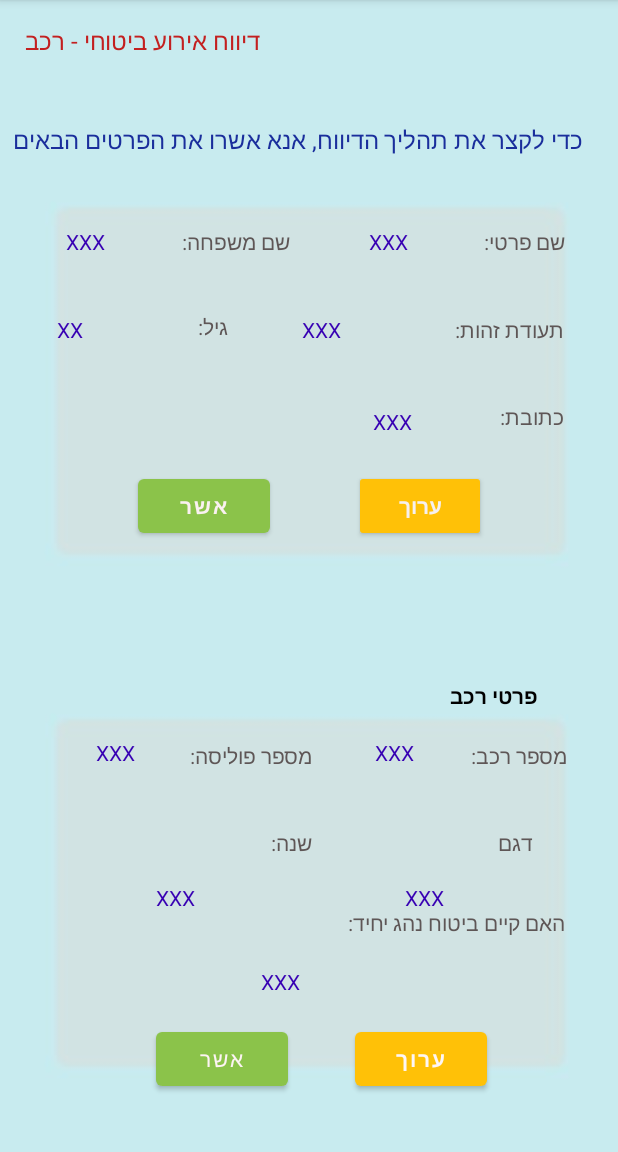
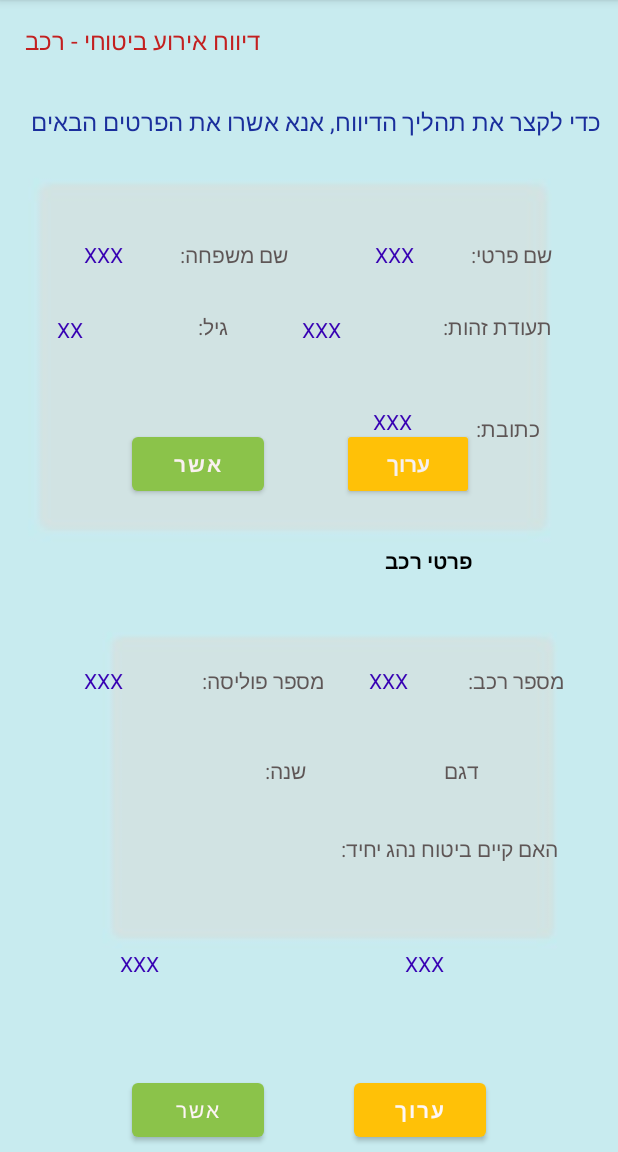
Before and after one commit to ran6996/HackIDC2021, an Android app: the personal_details screen opened directly, with no data from a screen before it, on a phone screen of 412 x 824 dp, the part 84-1236 px from its top. Run offline under Robolectric (Android 15) with nearby library versions, the light colour scheme and no system bars.

Commit message:
gil 3rd page

```diff
--- a/app/src/main/res/layout/activity_choose_subject.xml
+++ b/app/src/main/res/layout/activity_choose_subject.xml
@@ -77,37 +77,37 @@
         android:layout_height="102dp"
         android:layout_marginStart="5dp"
         android:layout_marginLeft="5dp"
-        android:layout_marginTop="38dp"
+        android:layout_marginTop="251dp"
         android:importantForAccessibility="no"
         app:layout_constraintStart_toStartOf="parent"
-        app:layout_constraintTop_toBottomOf="@+id/textView8"
+        app:layout_constraintTop_toTopOf="parent"
         app:srcCompat="@drawable/car" />
 
     <ImageView
         android:id="@+id/imageView2"
         android:layout_width="127dp"
         android:layout_height="101dp"
-        android:layout_marginTop="38dp"
+        android:layout_marginTop="251dp"
         android:layout_marginEnd="18dp"
         android:layout_marginRight="18dp"
         android:contentDescription="@string/imim"
         android:importantForAccessibility="no"
         app:layout_constraintEnd_toStartOf="@+id/imageView3"
         app:layout_constraintStart_toEndOf="@+id/imageView"
-        app:layout_constraintTop_toBottomOf="@+id/textView8"
+        app:layout_constraintTop_toTopOf="parent"
         app:srcCompat="@drawable/doc" />
 
     <ImageView
         android:id="@+id/imageView3"
         android:layout_width="117dp"
         android:layout_height="102dp"
-        android:layout_marginTop="37dp"
+        android:layout_marginTop="251dp"
         android:layout_marginEnd="10dp"
         android:layout_marginRight="10dp"
         android:contentDescription="@string/amam"
         android:importantForAccessibility="no"
         app:layout_constraintEnd_toEndOf="parent"
-        app:layout_constraintTop_toBottomOf="@+id/textView8"
+        app:layout_constraintTop_toTopOf="parent"
         app:srcCompat="@drawable/home" />
 
     <TextView
--- a/app/src/main/res/layout/activity_main.xml
+++ b/app/src/main/res/layout/activity_main.xml
@@ -18,7 +18,7 @@
         android:layout_marginRight="143dp"
         android:fontFamily="sans-serif-condensed"
         android:text="@string/event_report"
-        android:textColor="#CA1E1E"
+        android:textColor="#2196F3"
         android:textSize="24sp"
         app:layout_constraintEnd_toEndOf="parent"
         app:layout_constraintStart_toStartOf="parent"
--- a/app/src/main/res/layout/activity_personal_details.xml
+++ b/app/src/main/res/layout/activity_personal_details.xml
@@ -24,9 +24,9 @@
         android:id="@+id/textView10"
         android:layout_width="wrap_content"
         android:layout_height="wrap_content"
-        android:layout_marginTop="44dp"
-        android:layout_marginEnd="24dp"
-        android:layout_marginRight="24dp"
+        android:layout_marginTop="32dp"
+        android:layout_marginEnd="12dp"
+        android:layout_marginRight="12dp"
         android:text="@string/ac"
         android:textColor="#1A2E9C"
         android:textSize="16sp"
@@ -37,29 +37,21 @@
         android:id="@+id/imageView9"
         android:layout_width="wrap_content"
         android:layout_height="wrap_content"
-        android:layout_marginTop="8dp"
+        android:layout_marginTop="4dp"
+        android:layout_marginEnd="12dp"
+        android:layout_marginRight="12dp"
+        android:contentDescription="@string/ae"
         app:layout_constraintEnd_toEndOf="parent"
         app:layout_constraintTop_toBottomOf="@+id/textView10"
-        app:srcCompat="@drawable/par"
-        android:contentDescription="@string/ae" />
-
-    <ImageView
-        android:id="@+id/imageView10"
-        android:layout_width="wrap_content"
-        android:layout_height="wrap_content"
-        android:layout_marginTop="52dp"
-        android:contentDescription="@string/aj"
-        app:layout_constraintEnd_toEndOf="parent"
-        app:layout_constraintTop_toBottomOf="@+id/imageView9"
         app:srcCompat="@drawable/par" />
 
     <TextView
         android:id="@+id/textView12"
         android:layout_width="wrap_content"
         android:layout_height="wrap_content"
-        android:layout_marginTop="151dp"
-        android:layout_marginEnd="35dp"
-        android:layout_marginRight="35dp"
+        android:layout_marginTop="160dp"
+        android:layout_marginEnd="44dp"
+        android:layout_marginRight="44dp"
         android:text="@string/e"
         android:textColor="#5E5656"
         app:layout_constraintEnd_toEndOf="parent"
@@ -69,9 +61,9 @@
         android:id="@+id/textView13"
         android:layout_width="wrap_content"
         android:layout_height="wrap_content"
-        android:layout_marginStart="121dp"
-        android:layout_marginLeft="121dp"
-        android:layout_marginTop="151dp"
+        android:layout_marginStart="120dp"
+        android:layout_marginLeft="120dp"
+        android:layout_marginTop="160dp"
         android:text="@string/g"
         android:textColor="#5E5656"
         app:layout_constraintStart_toStartOf="parent"
@@ -81,9 +73,9 @@
         android:id="@+id/textView15"
         android:layout_width="wrap_content"
         android:layout_height="wrap_content"
-        android:layout_marginTop="210dp"
-        android:layout_marginEnd="36dp"
-        android:layout_marginRight="36dp"
+        android:layout_marginTop="208dp"
+        android:layout_marginEnd="44dp"
+        android:layout_marginRight="44dp"
         android:text="@string/h"
         android:textColor="#5E5656"
         app:layout_constraintEnd_toEndOf="parent"
@@ -105,9 +97,9 @@
         android:id="@+id/textView17"
         android:layout_width="wrap_content"
         android:layout_height="wrap_content"
-        android:layout_marginTop="268dp"
-        android:layout_marginEnd="36dp"
-        android:layout_marginRight="36dp"
+        android:layout_marginTop="276dp"
+        android:layout_marginEnd="52dp"
+        android:layout_marginRight="52dp"
         android:text="@string/i"
         android:textColor="#5E5656"
         app:layout_constraintEnd_toEndOf="parent"
@@ -117,9 +109,9 @@
         android:id="@+id/button7"
         android:layout_width="wrap_content"
         android:layout_height="wrap_content"
-        android:layout_marginStart="92dp"
-        android:layout_marginLeft="92dp"
-        android:layout_marginBottom="92dp"
+        android:layout_marginStart="88dp"
+        android:layout_marginLeft="88dp"
+        android:layout_marginBottom="56dp"
         android:text="@string/j"
         android:textColor="#FAF1F1"
         android:textStyle="bold"
@@ -132,9 +124,9 @@
         style="@style/Widget.AppCompat.Button.Colored"
         android:layout_width="wrap_content"
         android:layout_height="wrap_content"
-        android:layout_marginEnd="88dp"
-        android:layout_marginRight="88dp"
-        android:layout_marginBottom="92dp"
+        android:layout_marginEnd="96dp"
+        android:layout_marginRight="96dp"
+        android:layout_marginBottom="56dp"
         android:text="@string/k"
         android:textColor="#F6F0F0"
         android:textStyle="bold"
@@ -144,41 +136,12 @@
         app:layout_constraintEnd_toEndOf="parent"
         app:rippleColor="#BD2121" />
 
-    <Button
-        android:id="@+id/button9"
-        android:layout_width="wrap_content"
-        android:layout_height="wrap_content"
-        android:layout_marginEnd="87dp"
-        android:layout_marginRight="87dp"
-        android:layout_marginBottom="38dp"
-        android:text="@string/c"
-        android:textColor="#FDF6F6"
-        android:textStyle="bold"
-        app:backgroundTint="#FFC107"
-        app:layout_constraintBottom_toBottomOf="parent"
-        app:layout_constraintEnd_toEndOf="parent"
-        app:strokeColor="#FFC107" />
-
-    <Button
-        android:id="@+id/button10"
-        android:layout_width="wrap_content"
-        android:layout_height="wrap_content"
-        android:layout_marginStart="104dp"
-        android:layout_marginLeft="104dp"
-        android:layout_marginBottom="38dp"
-        android:text="@string/ab"
-        android:textColor="#FDF4F4"
-        app:backgroundTint="#8BC34A"
-        app:iconTint="#EDE4E4"
-        app:layout_constraintBottom_toBottomOf="parent"
-        app:layout_constraintStart_toStartOf="parent" />
-
     <TextView
         android:id="@+id/textView19"
         android:layout_width="wrap_content"
         android:layout_height="wrap_content"
-        android:layout_marginStart="273dp"
-        android:layout_marginLeft="273dp"
+        android:layout_marginStart="236dp"
+        android:layout_marginLeft="236dp"
         android:layout_marginTop="10dp"
         android:layout_marginBottom="697dp"
         android:text="@string/s"
@@ -186,88 +149,16 @@
         android:textStyle="bold"
         app:layout_constraintBottom_toBottomOf="parent"
         app:layout_constraintStart_toStartOf="parent"
-        app:layout_constraintTop_toBottomOf="@+id/textView10" />
-
-    <TextView
-        android:id="@+id/textView25"
-        android:layout_width="wrap_content"
-        android:layout_height="wrap_content"
-        android:layout_marginTop="605dp"
-        android:layout_marginEnd="35dp"
-        android:layout_marginRight="35dp"
-        android:text="@string/w"
-        android:textColor="#5E5656"
-        app:layout_constraintEnd_toEndOf="parent"
-        app:layout_constraintTop_toTopOf="parent" />
-
-    <TextView
-        android:id="@+id/textView22"
-        android:layout_width="wrap_content"
-        android:layout_height="wrap_content"
-        android:layout_marginTop="494dp"
-        android:layout_marginEnd="34dp"
-        android:layout_marginRight="34dp"
-        android:text="@string/q"
-        android:textColor="#5E5656"
-        app:layout_constraintEnd_toEndOf="parent"
-        app:layout_constraintTop_toTopOf="parent" />
-
-    <TextView
-        android:id="@+id/textView20"
-        android:layout_width="wrap_content"
-        android:layout_height="wrap_content"
-        android:layout_marginStart="299dp"
-        android:layout_marginLeft="299dp"
-        android:layout_marginTop="454dp"
-        android:text="@string/m"
-        android:textColor="@color/black"
-        android:textStyle="bold"
-        app:layout_constraintStart_toStartOf="parent"
-        app:layout_constraintTop_toTopOf="parent" />
-
-    <TextView
-        android:id="@+id/textView24"
-        android:layout_width="wrap_content"
-        android:layout_height="wrap_content"
-        android:layout_marginTop="494dp"
-        android:layout_marginEnd="204dp"
-        android:layout_marginRight="204dp"
-        android:text="@string/f"
-        android:textColor="#5E5656"
-        app:layout_constraintEnd_toEndOf="parent"
-        app:layout_constraintTop_toTopOf="parent" />
-
-    <TextView
-        android:id="@+id/textView23"
-        android:layout_width="wrap_content"
-        android:layout_height="wrap_content"
-        android:layout_marginTop="552dp"
-        android:layout_marginEnd="204dp"
-        android:layout_marginRight="204dp"
-        android:text="@string/v"
-        android:textColor="#5E5656"
-        app:layout_constraintEnd_toEndOf="parent"
-        app:layout_constraintTop_toTopOf="parent" />
-
-    <TextView
-        android:id="@+id/textView21"
-        android:layout_width="wrap_content"
-        android:layout_height="wrap_content"
-        android:layout_marginStart="332dp"
-        android:layout_marginLeft="332dp"
-        android:layout_marginTop="552dp"
-        android:text="@string/ad"
-        android:textColor="#5E5656"
-        app:layout_constraintStart_toStartOf="parent"
-        app:layout_constraintTop_toTopOf="parent" />
+        app:layout_constraintTop_toBottomOf="@+id/textView10"
+        app:layout_constraintVertical_bias="0.0" />
 
     <TextView
         android:id="@+id/private_name"
         android:layout_width="wrap_content"
         android:layout_height="wrap_content"
-        android:layout_marginTop="151dp"
-        android:layout_marginEnd="140dp"
-        android:layout_marginRight="140dp"
+        android:layout_marginTop="160dp"
+        android:layout_marginEnd="136dp"
+        android:layout_marginRight="136dp"
         android:text="@string/r"
         android:textColor="@color/purple_700"
         app:layout_constraintEnd_toEndOf="parent"
@@ -277,9 +168,9 @@
         android:id="@+id/last_name"
         android:layout_width="wrap_content"
         android:layout_height="wrap_content"
-        android:layout_marginStart="44dp"
-        android:layout_marginLeft="44dp"
-        android:layout_marginTop="151dp"
+        android:layout_marginStart="56dp"
+        android:layout_marginLeft="56dp"
+        android:layout_marginTop="160dp"
         android:text="@string/l"
         android:textColor="@color/purple_700"
         app:layout_constraintStart_toStartOf="parent"
@@ -322,12 +213,138 @@
         app:layout_constraintTop_toTopOf="parent" />
 
     <TextView
+        android:id="@+id/driver"
+        android:layout_width="wrap_content"
+        android:layout_height="wrap_content"
+        android:layout_marginEnd="216dp"
+        android:layout_marginRight="216dp"
+        android:layout_marginBottom="148dp"
+        android:text="@string/aa"
+        android:textColor="@color/purple_700"
+        app:layout_constraintBottom_toBottomOf="parent"
+        app:layout_constraintEnd_toEndOf="parent" />
+
+    <ImageView
+        android:id="@+id/imageView10"
+        android:layout_width="358dp"
+        android:layout_height="276dp"
+        android:layout_marginTop="4dp"
+        android:layout_marginEnd="12dp"
+        android:layout_marginRight="12dp"
+        android:contentDescription="@string/aj"
+        app:layout_constraintEnd_toEndOf="parent"
+        app:layout_constraintTop_toBottomOf="@+id/imageView9"
+        app:srcCompat="@drawable/par" />
+
+    <Button
+        android:id="@+id/button9"
+        android:layout_width="wrap_content"
+        android:layout_height="wrap_content"
+        android:layout_marginEnd="88dp"
+        android:layout_marginRight="88dp"
+        android:layout_marginBottom="4dp"
+        android:text="@string/c"
+        android:textColor="#FDF6F6"
+        android:textStyle="bold"
+        app:backgroundTint="#FFC107"
+        app:layout_constraintBottom_toBottomOf="parent"
+        app:layout_constraintEnd_toEndOf="parent"
+        app:strokeColor="#FFC107" />
+
+    <Button
+        android:id="@+id/button10"
+        android:layout_width="wrap_content"
+        android:layout_height="wrap_content"
+        android:layout_marginStart="88dp"
+        android:layout_marginLeft="88dp"
+        android:layout_marginBottom="4dp"
+        android:text="@string/ab"
+        android:textColor="#FDF4F4"
+        app:backgroundTint="#8BC34A"
+        app:iconTint="#EDE4E4"
+        app:layout_constraintBottom_toBottomOf="parent"
+        app:layout_constraintStart_toStartOf="parent" />
+
+    <TextView
+        android:id="@+id/textView25"
+        android:layout_width="wrap_content"
+        android:layout_height="wrap_content"
+        android:layout_marginTop="556dp"
+        android:layout_marginEnd="40dp"
+        android:layout_marginRight="40dp"
+        android:text="@string/w"
+        android:textColor="#5E5656"
+        app:layout_constraintEnd_toEndOf="parent"
+        app:layout_constraintTop_toTopOf="parent" />
+
+    <TextView
+        android:id="@+id/textView22"
+        android:layout_width="wrap_content"
+        android:layout_height="wrap_content"
+        android:layout_marginTop="444dp"
+        android:layout_marginEnd="36dp"
+        android:layout_marginRight="36dp"
+        android:text="@string/q"
+        android:textColor="#5E5656"
+        app:layout_constraintEnd_toEndOf="parent"
+        app:layout_constraintTop_toTopOf="parent" />
+
+    <TextView
+        android:id="@+id/textView20"
+        android:layout_width="wrap_content"
+        android:layout_height="wrap_content"
+        android:layout_marginStart="256dp"
+        android:layout_marginLeft="256dp"
+        android:layout_marginTop="364dp"
+        android:text="@string/m"
+        android:textColor="@color/black"
+        android:textStyle="bold"
+        app:layout_constraintStart_toStartOf="parent"
+        app:layout_constraintTop_toTopOf="parent" />
+
+    <TextView
+        android:id="@+id/textView24"
+        android:layout_width="wrap_content"
+        android:layout_height="wrap_content"
+        android:layout_marginTop="444dp"
+        android:layout_marginEnd="196dp"
+        android:layout_marginRight="196dp"
+        android:text="@string/f"
+        android:textColor="#5E5656"
+        app:layout_constraintEnd_toEndOf="parent"
+        app:layout_constraintTop_toTopOf="parent" />
+
+    <TextView
+        android:id="@+id/textView23"
+        android:layout_width="wrap_content"
+        android:layout_height="wrap_content"
+        android:layout_marginTop="504dp"
+        android:layout_marginEnd="208dp"
+        android:layout_marginRight="208dp"
+        android:text="@string/v"
+        android:textColor="#5E5656"
+        app:layout_constraintEnd_toEndOf="parent"
+        app:layout_constraintTop_toTopOf="parent" />
+
+    <TextView
+        android:id="@+id/textView21"
+        android:layout_width="wrap_content"
+        android:layout_height="wrap_content"
+        android:layout_marginStart="296dp"
+        android:layout_marginLeft="296dp"
+        android:layout_marginTop="504dp"
+        android:text="@string/ad"
+        android:textColor="#5E5656"
+        app:layout_constraintStart_toStartOf="parent"
+        app:layout_constraintTop_toTopOf="parent" />
+
+    <TextView
         android:id="@+id/car_num"
         android:layout_width="wrap_content"
         android:layout_height="wrap_content"
-        android:layout_marginTop="492dp"
-        android:layout_marginEnd="136dp"
-        android:layout_marginRight="136dp"
+        android:layout_marginTop="444dp"
+        android:layout_marginEnd="140dp"
+        android:layout_marginRight="140dp"
         android:text="@string/n"
         android:textColor="@color/purple_700"
         app:layout_constraintEnd_toEndOf="parent"
@@ -337,9 +354,9 @@
         android:id="@+id/policy_num"
         android:layout_width="wrap_content"
         android:layout_height="wrap_content"
-        android:layout_marginStart="64dp"
-        android:layout_marginLeft="64dp"
-        android:layout_marginTop="492dp"
+        android:layout_marginStart="56dp"
+        android:layout_marginLeft="56dp"
+        android:layout_marginTop="444dp"
         android:text="@string/x"
         android:textColor="@color/purple_700"
         app:layout_constraintStart_toStartOf="parent"
@@ -351,7 +368,7 @@
         android:layout_height="wrap_content"
         android:layout_marginEnd="116dp"
         android:layout_marginRight="116dp"
-        android:layout_marginBottom="160dp"
+        android:layout_marginBottom="116dp"
         android:text="@string/y"
         android:textColor="@color/purple_700"
         app:layout_constraintBottom_toBottomOf="parent"
@@ -361,24 +378,12 @@
         android:id="@+id/year"
         android:layout_width="wrap_content"
         android:layout_height="wrap_content"
-        android:layout_marginStart="104dp"
-        android:layout_marginLeft="104dp"
-        android:layout_marginBottom="160dp"
+        android:layout_marginStart="80dp"
+        android:layout_marginLeft="80dp"
+        android:layout_marginBottom="116dp"
         android:text="@string/z"
         android:textColor="@color/purple_700"
         app:layout_constraintBottom_toBottomOf="parent"
         app:layout_constraintStart_toStartOf="parent" />
 
-    <TextView
-        android:id="@+id/driver"
-        android:layout_width="wrap_content"
-        android:layout_height="wrap_content"
-        android:layout_marginEnd="212dp"
-        android:layout_marginRight="212dp"
-        android:layout_marginBottom="104dp"
-        android:text="@string/aa"
-        android:textColor="@color/purple_700"
-        app:layout_constraintBottom_toBottomOf="parent"
-        app:layout_constraintEnd_toEndOf="parent" />
-
 </androidx.constraintlayout.widget.ConstraintLayout>
--- a/app/src/main/res/layout/activity_take_apicture.xml
+++ b/app/src/main/res/layout/activity_take_apicture.xml
@@ -172,8 +172,8 @@
         android:id="@+id/imageButton7"
         android:layout_width="101dp"
         android:layout_height="60dp"
-        android:layout_marginEnd="136dp"
-        android:layout_marginRight="136dp"
+        android:layout_marginEnd="128dp"
+        android:layout_marginRight="128dp"
         android:layout_marginBottom="168dp"
         android:adjustViewBounds="true"
         android:background="#D1E4E4"
@@ -187,8 +187,8 @@
         android:id="@+id/imageButton8"
         android:layout_width="61dp"
         android:layout_height="63dp"
-        android:layout_marginStart="152dp"
-        android:layout_marginLeft="152dp"
+        android:layout_marginStart="108dp"
+        android:layout_marginLeft="108dp"
         android:layout_marginBottom="168dp"
         android:adjustViewBounds="true"
         android:background="#D1E4E4"
@@ -204,8 +204,8 @@
         android:layout_width="79dp"
         android:layout_height="71dp"
         android:layout_marginTop="148dp"
-        android:layout_marginEnd="161dp"
-        android:layout_marginRight="161dp"
+        android:layout_marginEnd="128dp"
+        android:layout_marginRight="128dp"
         android:background="#D1E4E4"
         android:contentDescription="@string/hil"
         android:scaleType="fitCenter"
--- a/app/src/main/res/layout/take_picture.xml
+++ b/app/src/main/res/layout/take_picture.xml
@@ -1,10 +1,10 @@
 <?xml version="1.0" encoding="utf-8"?>
-<RelativeLayout
-    xmlns:android="http://schemas.android.com/apk/res/android"
-    xmlns:tools ="http://schemas.android.com/tools"
+<RelativeLayout xmlns:android="http://schemas.android.com/apk/res/android"
+    xmlns:app="http://schemas.android.com/apk/res-auto"
+    xmlns:tools="http://schemas.android.com/tools"
     android:layout_width="match_parent"
     android:layout_height="match_parent"
-    android:background="@color/bg_black2"
+    android:background="#C8EBEF"
     tools:context=".CameraUsage.TakePicture">
 
     <ImageView
@@ -27,7 +27,8 @@
         android:gravity="center"
         android:onClick="dispatchTakePictureIntent"
         android:text="Take photo"
-        android:textColor="@color/element_white"
-        android:textSize="20dp" />
+        android:textColor="#F3F3F6"
+        android:textSize="20dp"
+        app:backgroundTint="#3F54C6" />
 
 </RelativeLayout>
--- a/app/src/main/res/layout/upload.xml
+++ b/app/src/main/res/layout/upload.xml
@@ -1,21 +1,21 @@
 <?xml version="1.0" encoding="utf-8"?>
-<RelativeLayout
-    xmlns:android="http://schemas.android.com/apk/res/android"
-    xmlns:tools ="http://schemas.android.com/tools"
+<RelativeLayout xmlns:android="http://schemas.android.com/apk/res/android"
+    xmlns:app="http://schemas.android.com/apk/res-auto"
+    xmlns:tools="http://schemas.android.com/tools"
     android:layout_width="match_parent"
     android:layout_height="match_parent"
-    android:background="@color/bg_black2"
+    android:background="#C8EBEF"
     tools:context=".ImageUpload.Upload">
 
     <TextView
         android:layout_width="wrap_content"
         android:layout_height="wrap_content"
+        android:layout_alignParentTop="true"
+        android:layout_centerHorizontal="true"
+        android:layout_marginTop="50dp"
         android:text="Upload Image"
-        android:textSize="100px"
         android:textColor="#d3d8e3"
-        android:layout_alignParentTop = "true"
-        android:layout_centerHorizontal = "true"
-        android:layout_marginTop="50dp" />
+        android:textSize="100px" />
 
     <ImageView
         android:id="@+id/img"
@@ -29,33 +29,35 @@
         android:id="@+id/item_img"
         android:layout_width="match_parent"
         android:layout_height="wrap_content"
-        android:textCursorDrawable="@null"
+        android:layout_marginLeft="40dp"
+        android:layout_marginTop="500dp"
+        android:layout_marginRight="40dp"
+        android:background="@drawable/field"
+        android:clickable="true"
         android:drawableStart="@drawable/image"
         android:drawableEnd="@drawable/upload"
         android:drawablePadding="5dp"
+        android:gravity="center"
+        android:onClick="pick"
+        android:text="Upload image"
         android:textColor="@color/element_white"
-        android:text="Upload image"
-        android:layout_marginRight="40dp"
-        android:layout_marginLeft="40dp"
-        android:layout_marginTop="500dp"
-        android:clickable="true"
-        android:onClick="pick"
-        android:background="@drawable/field"
-        android:gravity="center" />
+        android:textColorHint="#C16161"
+        android:textCursorDrawable="@null" />
 
     <Button
         android:id="@+id/create_item"
         android:layout_width="match_parent"
         android:layout_height="wrap_content"
-        android:text="UPLOAD"
-        android:layout_marginRight="40dp"
         android:layout_marginLeft="40dp"
         android:layout_marginTop="650dp"
+        android:layout_marginRight="40dp"
+        android:background="@drawable/round_button"
         android:elevation="10dp"
+        android:gravity="center"
+        android:onClick="uploadImage"
+        android:text="UPLOAD"
         android:textColor="@color/element_white"
         android:textSize="20dp"
-        android:onClick="uploadImage"
-        android:background="@drawable/round_button"
-        android:gravity="center"/>
+        app:backgroundTint="#3F54C6" />
 
 </RelativeLayout>
```
Also changed, not shown: app/src/main/res/drawable/kkk.jpg (added), app/src/main/res/drawable/mm.jpg (added).
